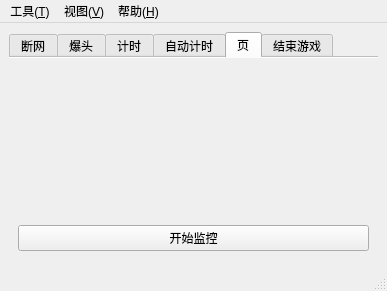
Old version of the form EliteSpeedrunTool/MainWindow.ui in the repository GTA5Oracle/EliteSpeedrunTool.
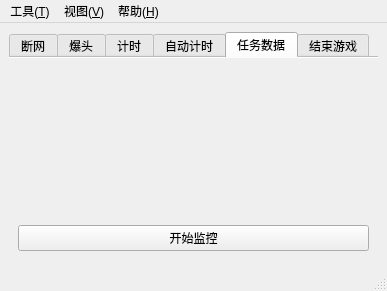
New version of the form. Icons and pictures are not drawn.

Diff of the .ui file:
```diff
--- a/EliteSpeedrunTool/MainWindow.ui
+++ b/EliteSpeedrunTool/MainWindow.ui
@@ -480,7 +480,7 @@
       </widget>
       <widget class="QWidget" name="tab">
        <attribute name="title">
-        <string>页</string>
+        <string>任务数据</string>
        </attribute>
        <layout class="QVBoxLayout" name="verticalLayout_9">
         <item>
```
Left out of the diff: 34 changed lines with no effect on the pictures.
